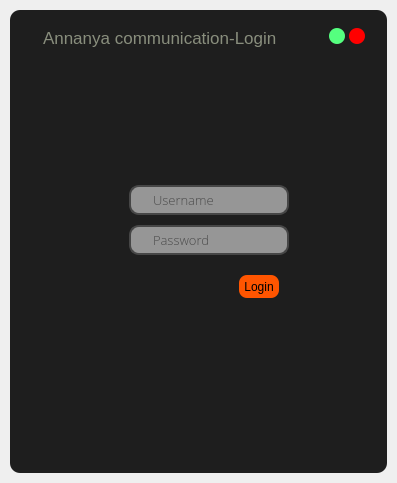
The window that login.ui (elysian12/Annanya_Communication) describes before a commit, drawn with Qt 5.
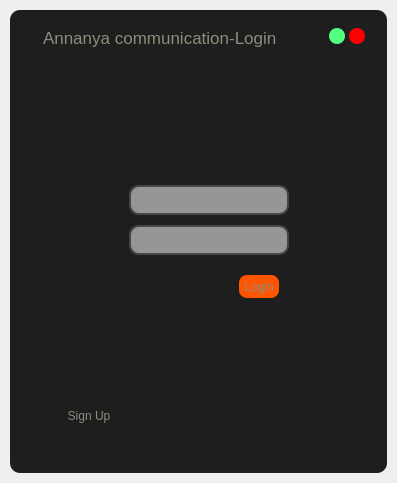
The same window after the commit. Icons and pictures are not drawn.

Commit message: Sign up Button added to login.ui file

The edit to the form file:
```diff
--- a/login.ui
+++ b/login.ui
@@ -208,8 +208,15 @@
        </item>
        <item>
         <widget class="QFrame" name="frame_2">
+         <property name="font">
+          <font>
+           <pointsize>10</pointsize>
+           <weight>75</weight>
+           <bold>true</bold>
+          </font>
+         </property>
          <property name="styleSheet">
-          <string notr="true">background-color:none;</string>
+          <string notr="true">color: rgb(137, 142, 125);</string>
          </property>
          <property name="frameShape">
           <enum>QFrame::StyledPanel</enum>
@@ -345,6 +352,42 @@
            <bool>true</bool>
           </property>
          </widget>
+         <widget class="QPushButton" name="pushButton_2">
+          <property name="geometry">
+           <rect>
+            <x>30</x>
+            <y>340</y>
+            <width>80</width>
+            <height>21</height>
+           </rect>
+          </property>
+          <property name="maximumSize">
+           <size>
+            <width>80</width>
+            <height>16777215</height>
+           </size>
+          </property>
+          <property name="font">
+           <font>
+            <family>Segoe UI</family>
+           </font>
+          </property>
+          <property name="styleSheet">
+           <string notr="true">QPushButton{
+	border-radius:10px;
+	background-color: rgb(30, 30, 30)
+
+}
+QPushButton:hover{
+			
+	color: rgb(0, 0, 0);
+	background-color: rgb(85, 170, 255);
+}</string>
+          </property>
+          <property name="text">
+           <string>Sign Up</string>
+          </property>
+         </widget>
         </widget>
        </item>
       </layout>
```
